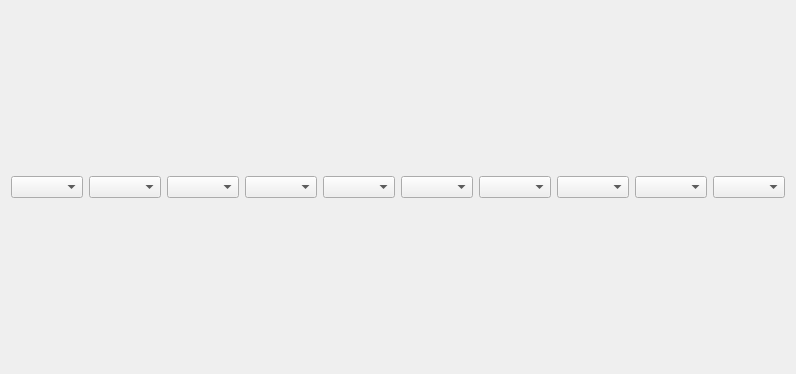
Qt form project/ui/ui_files/ui_add_deadline.ui (python-discord/code-jam-4) before a commit.
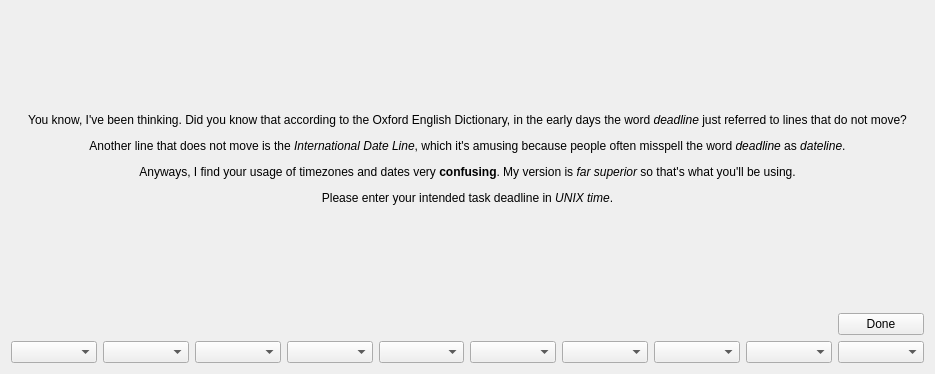
The same form after that commit.

Commit message: Added passive aggresive label to the Add Deadline window. Also added a Done button.

```diff
--- a/project/ui/ui_files/ui_add_deadline.ui
+++ b/project/ui/ui_files/ui_add_deadline.ui
@@ -6,7 +6,7 @@
    <rect>
     <x>0</x>
     <y>0</y>
-    <width>500</width>
+    <width>935</width>
     <height>374</height>
    </rect>
   </property>
@@ -14,35 +14,61 @@
    <string>Task Deadline</string>
   </property>
   <layout class="QGridLayout" name="gridLayout">
-   <item row="0" column="7">
-    <widget class="QComboBox" name="comboBox_8"/>
-   </item>
-   <item row="0" column="1">
-    <widget class="QComboBox" name="comboBox_2"/>
-   </item>
-   <item row="0" column="0">
-    <widget class="QComboBox" name="comboBox"/>
-   </item>
-   <item row="0" column="8">
+   <item row="2" column="8">
     <widget class="QComboBox" name="comboBox_9"/>
    </item>
-   <item row="0" column="4">
+   <item row="2" column="9">
+    <widget class="QComboBox" name="comboBox_10"/>
+   </item>
+   <item row="2" column="4">
     <widget class="QComboBox" name="comboBox_5"/>
    </item>
-   <item row="0" column="3">
-    <widget class="QComboBox" name="comboBox_4"/>
-   </item>
-   <item row="0" column="6">
+   <item row="2" column="6">
     <widget class="QComboBox" name="comboBox_7"/>
    </item>
-   <item row="0" column="5">
+   <item row="2" column="3">
+    <widget class="QComboBox" name="comboBox_4"/>
+   </item>
+   <item row="0" column="0" colspan="10">
+    <widget class="QLabel" name="label">
+     <property name="baseSize">
+      <size>
+       <width>0</width>
+       <height>0</height>
+      </size>
+     </property>
+     <property name="text">
+      <string>&lt;html&gt;&lt;head/&gt;&lt;body&gt;&lt;p align=&quot;center&quot;&gt;You know, I've been thinking. Did you know that according to the Oxford English Dictionary, in the early days the word &lt;span style=&quot; font-style:italic;&quot;&gt;deadline&lt;/span&gt; just referred to lines that do not move?&lt;/p&gt;&lt;p align=&quot;center&quot;&gt;Another line that does not move is the &lt;span style=&quot; font-style:italic;&quot;&gt;International Date Line&lt;/span&gt;, which it's amusing because people often misspell the word &lt;span style=&quot; font-style:italic;&quot;&gt;deadline&lt;/span&gt; as &lt;span style=&quot; font-style:italic;&quot;&gt;dateline&lt;/span&gt;.&lt;/p&gt;&lt;p align=&quot;center&quot;&gt;Anyways, I find your usage of timezones and dates very &lt;span style=&quot; font-weight:600;&quot;&gt;confusing&lt;/span&gt;. My version is &lt;span style=&quot; font-style:italic;&quot;&gt;far superior&lt;/span&gt; so that's what you'll be using.&lt;/p&gt;&lt;p align=&quot;center&quot;&gt;Please enter your intended task deadline in &lt;span style=&quot; font-style:italic;&quot;&gt;UNIX time&lt;/span&gt;.&lt;/p&gt;&lt;/body&gt;&lt;/html&gt;</string>
+     </property>
+     <property name="alignment">
+      <set>Qt::AlignCenter</set>
+     </property>
+     <property name="wordWrap">
+      <bool>true</bool>
+     </property>
+    </widget>
+   </item>
+   <item row="2" column="1">
+    <widget class="QComboBox" name="comboBox_2"/>
+   </item>
+   <item row="2" column="7">
+    <widget class="QComboBox" name="comboBox_8"/>
+   </item>
+   <item row="2" column="0">
+    <widget class="QComboBox" name="comboBox"/>
+   </item>
+   <item row="2" column="5">
     <widget class="QComboBox" name="comboBox_6"/>
    </item>
-   <item row="0" column="2">
+   <item row="2" column="2">
     <widget class="QComboBox" name="comboBox_3"/>
    </item>
-   <item row="0" column="9">
-    <widget class="QComboBox" name="comboBox_10"/>
+   <item row="1" column="9">
+    <widget class="QPushButton" name="done_button">
+     <property name="text">
+      <string>Done</string>
+     </property>
+    </widget>
    </item>
   </layout>
  </widget>
```
The commit also changes 1 other file.
